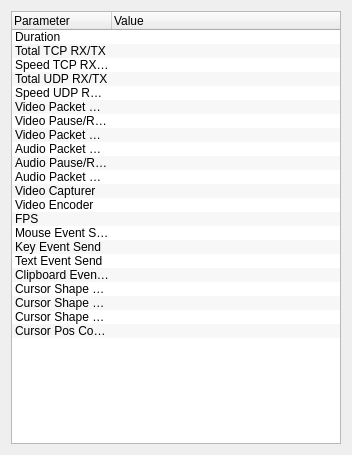
dchapyshev/aspia, file source/client/ui/desktop/statistics_dialog.ui: the form before one commit.
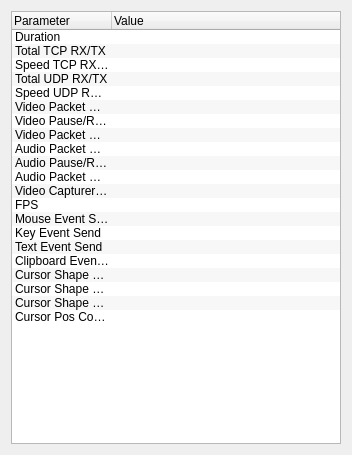
The form after the commit.

Commit message: Use one line for encoder and capturer.

```diff
--- a/source/client/ui/desktop/statistics_dialog.ui
+++ b/source/client/ui/desktop/statistics_dialog.ui
@@ -101,12 +101,7 @@
      </item>
      <item>
       <property name="text">
-       <string notr="true">Video Capturer</string>
-      </property>
-     </item>
-     <item>
-      <property name="text">
-       <string notr="true">Video Encoder</string>
+       <string notr="true">Video Capturer/Encoder</string>
       </property>
      </item>
      <item>
```
The commit also changes 1 other file.
